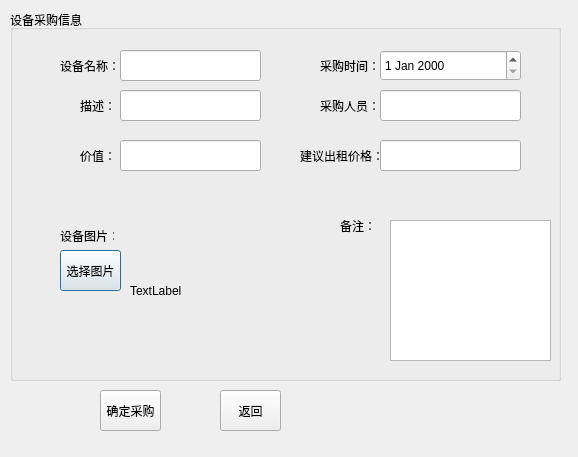
Old version of the form src/insertwindow.ui in the repository guanqian1994/EquipmentManagementSystem.
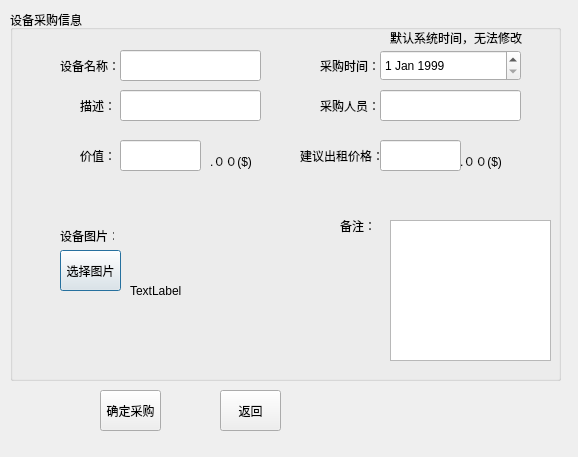
New version of the form.

Patch:
```diff
--- a/src/insertwindow.ui
+++ b/src/insertwindow.ui
@@ -158,6 +158,16 @@
       <height>31</height>
      </rect>
     </property>
+    <property name="dateTime">
+     <datetime>
+      <hour>0</hour>
+      <minute>0</minute>
+      <second>0</second>
+      <year>1999</year>
+      <month>1</month>
+      <day>1</day>
+     </datetime>
+    </property>
    </widget>
    <widget class="QLineEdit" name="lineEdit_3">
     <property name="geometry">
@@ -174,7 +184,7 @@
      <rect>
       <x>110</x>
       <y>130</y>
-      <width>141</width>
+      <width>81</width>
       <height>31</height>
      </rect>
     </property>
@@ -184,7 +194,7 @@
      <rect>
       <x>370</x>
       <y>130</y>
-      <width>141</width>
+      <width>81</width>
       <height>31</height>
      </rect>
     </property>
@@ -225,6 +235,48 @@
      <string>选择图片</string>
     </property>
    </widget>
+   <widget class="QLabel" name="label_9">
+    <property name="geometry">
+     <rect>
+      <x>200</x>
+      <y>140</y>
+      <width>54</width>
+      <height>21</height>
+     </rect>
+    </property>
+    <property name="text">
+     <string>.００($)</string>
+    </property>
+   </widget>
+   <widget class="QLabel" name="label_10">
+    <property name="geometry">
+     <rect>
+      <x>450</x>
+      <y>140</y>
+      <width>54</width>
+      <height>21</height>
+     </rect>
+    </property>
+    <property name="text">
+     <string>.００($)</string>
+    </property>
+   </widget>
+   <widget class="QLabel" name="label_11">
+    <property name="geometry">
+     <rect>
+      <x>380</x>
+      <y>20</y>
+      <width>141</width>
+      <height>16</height>
+     </rect>
+    </property>
+    <property name="text">
+     <string>默认系统时间，无法修改</string>
+    </property>
+    <property name="textFormat">
+     <enum>Qt::PlainText</enum>
+    </property>
+   </widget>
   </widget>
   <widget class="QPushButton" name="ok">
    <property name="geometry">
```
